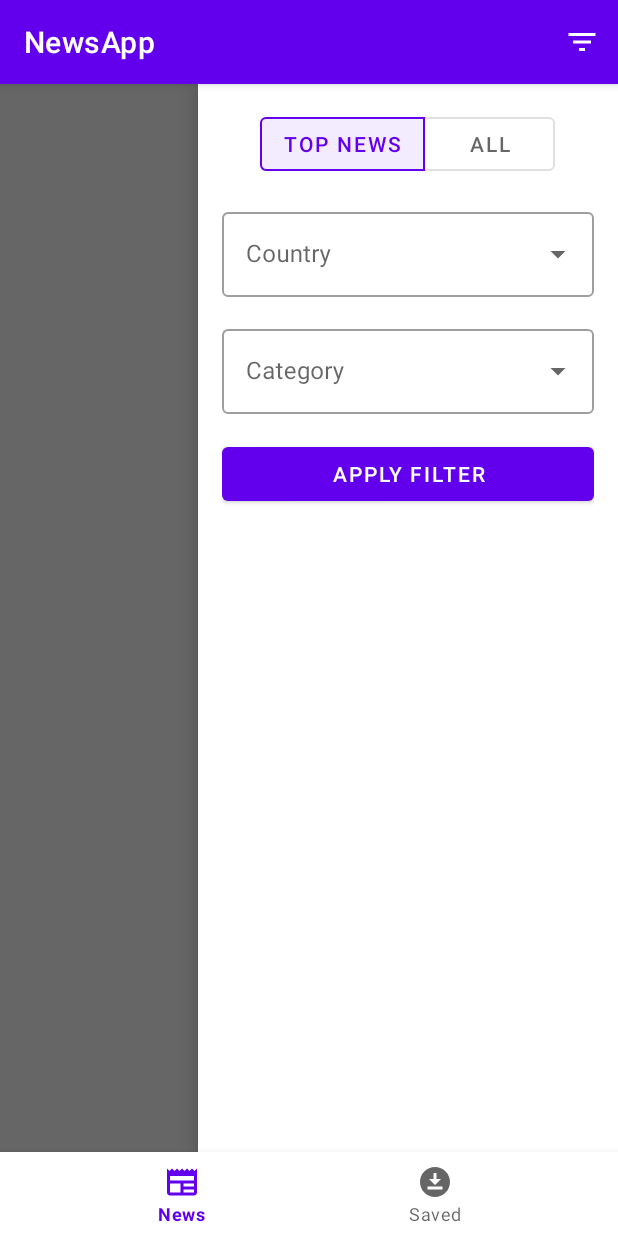
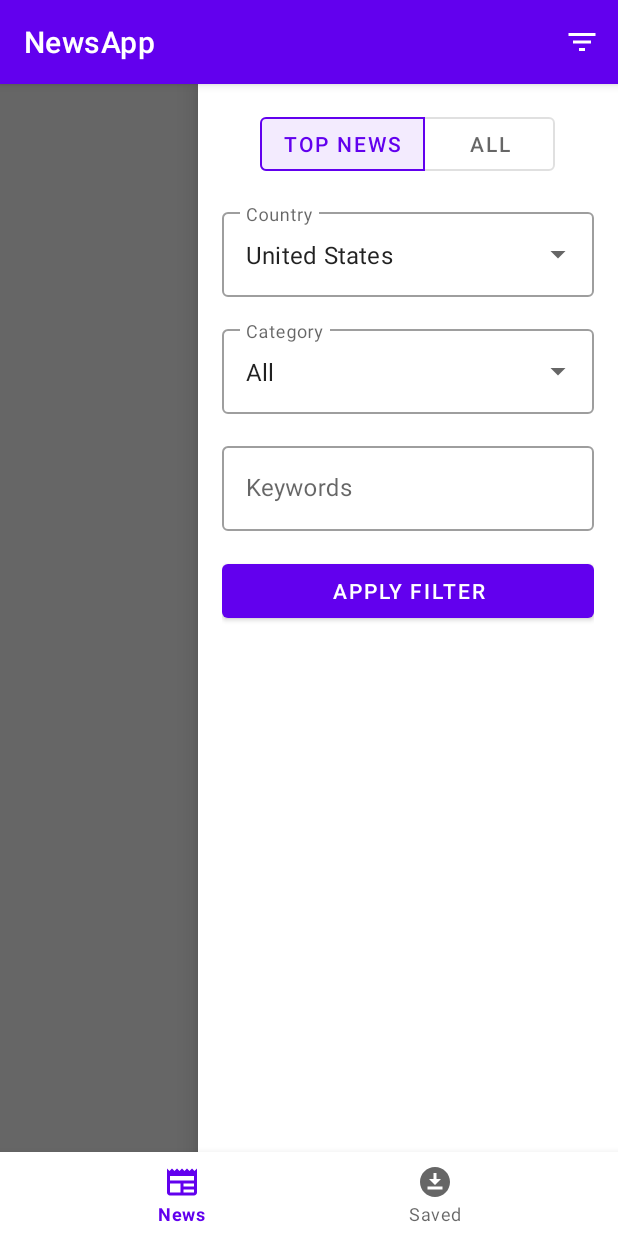
Before and after one commit to k-surtel/NewsApp, an Android app: the screen it shows after launch (MainActivity), after a tap on "APPLY FILTER", on a phone screen of 412 x 824 dp. Run offline under Robolectric (Android 15) with nearby library versions, the phone set to English and light mode, and no system bars; our stand-ins replace Dagger/Hilt's generated code, navigation-ui; pictures from the network do not load; 1 statement that could not run was skipped; 1 other tap on this screen came first.

```diff
--- a/app/src/main/java/com/ks/newsapp/data/NewsRepository.kt
+++ b/app/src/main/java/com/ks/newsapp/data/NewsRepository.kt
@@ -7,6 +7,7 @@ interface NewsRepository {
 
     suspend fun getNews(
         country: String?,
-        category: String?
+        category: String?,
+        keywords: String?
     ): Resource<NewsResponse>
 }
--- a/app/src/main/java/com/ks/newsapp/data/NewsRepositoryImpl.kt
+++ b/app/src/main/java/com/ks/newsapp/data/NewsRepositoryImpl.kt
@@ -13,10 +13,14 @@ class NewsRepositoryImpl @Inject constructor(
 
     override suspend fun getNews(
         country: String?,
-        category: String?
+        category: String?,
+        keywords: String?
     ): Resource<NewsResponse> {
         return try {
-            val response = newsApi.getTopNews(country = country, category = category)
+            val response = newsApi.getTopNews(
+                country = country,
+                category = category,
+                keywords = keywords)
             val result = response.body()
 
             if (response.isSuccessful && result != null) Resource.Success(result)
--- a/app/src/main/java/com/ks/newsapp/data/api/NewsApi.kt
+++ b/app/src/main/java/com/ks/newsapp/data/api/NewsApi.kt
@@ -20,6 +20,7 @@ interface NewsApi {
         @Query("apiKey") key: String = API_KEY,
         @Query("country") country: String?,
         @Query("category") category: String?,
+        @Query("q") keywords: String?,
         @Query("page") page: Int = 1
     ): Response<NewsResponse>
 }
--- a/app/src/main/java/com/ks/newsapp/ui/news/NewsFragment.kt
+++ b/app/src/main/java/com/ks/newsapp/ui/news/NewsFragment.kt
@@ -2,7 +2,6 @@ package com.ks.newsapp.ui.news
 
 import android.content.Intent
 import android.os.Bundle
-import android.util.Log
 import android.view.*
 import android.widget.ArrayAdapter
 import android.widget.AutoCompleteTextView
@@ -10,6 +9,7 @@ import androidx.fragment.app.Fragment
 import android.widget.Toast
 import androidx.fragment.app.viewModels
 import androidx.lifecycle.lifecycleScope
+import com.google.android.material.snackbar.Snackbar
 import com.ks.newsapp.R
 import com.ks.newsapp.databinding.FragmentNewsBinding
 import com.ks.newsapp.ui.adapters.ArticlesAdapter
@@ -19,7 +19,6 @@ import com.ks.newsapp.ui.news.Utils.mapCategory
 import com.ks.newsapp.ui.news.Utils.mapCountry
 import dagger.hilt.android.AndroidEntryPoint
 import kotlinx.coroutines.flow.collect
-import java.util.*
 
 @AndroidEntryPoint
 class NewsFragment : Fragment() {
@@ -33,35 +32,8 @@ class NewsFragment : Fragment() {
         setHasOptionsMenu(true)
         binding = FragmentNewsBinding.inflate(inflater)
         setupArticlesList()
-
-        binding.feedButtonGroup.check(R.id.top_news_button)
-        binding.feedButtonGroup.addOnButtonCheckedListener { group, checkedId, isChecked ->
-            if(!isChecked) return@addOnButtonCheckedListener
-            when(checkedId) {
-                R.id.top_news_button -> {
-                    binding.allNewsLayout.visibility = View.GONE
-                    binding.topNewsLayout.visibility = View.VISIBLE
-                }
-                R.id.all_news_button -> {
-                    binding.topNewsLayout.visibility = View.GONE
-                    binding.allNewsLayout.visibility = View.VISIBLE
-                }
-            }
-        }
-
-        val countriesList = resources.getStringArray(R.array.countries_array).asList()
-        val countriesAdapter = ArrayAdapter(requireContext(), R.layout.item_spinner, countriesList)
-        (binding.countrySpinner as? AutoCompleteTextView)?.setAdapter(countriesAdapter)
-
-        val categoriesList = resources.getStringArray(R.array.categories_array).asList()
-        val categoriesAdapter = ArrayAdapter(requireContext(), R.layout.item_spinner, categoriesList)
-        (binding.categorySpinner as? AutoCompleteTextView)?.setAdapter(categoriesAdapter)
-
-        binding.topNewsApplyFilterButton.setOnClickListener {
-            viewModel.country = mapCountry(binding.countrySpinner.text.toString())
-            viewModel.category = mapCategory(binding.categorySpinner.text.toString())
-            viewModel.getNews()
-        }
+        setupArticlesSourceChange()
+        setupTopNewsFilter()
 
         return binding.root
     }
@@ -97,6 +69,42 @@ class NewsFragment : Fragment() {
         }
     }
 
+    private fun setupArticlesSourceChange() {
+        binding.feedButtonGroup.check(R.id.top_news_button)
+        binding.feedButtonGroup.addOnButtonCheckedListener { group, checkedId, isChecked ->
+            if(!isChecked) return@addOnButtonCheckedListener
+            when(checkedId) {
+                R.id.top_news_button -> {
+                    binding.allNewsLayout.visibility = View.GONE
+                    binding.topNewsLayout.visibility = View.VISIBLE
+                }
+                R.id.all_news_button -> {
+                    binding.topNewsLayout.visibility = View.GONE
+                    binding.allNewsLayout.visibility = View.VISIBLE
+                }
+            }
+        }
+    }
+
+    private fun setupTopNewsFilter() {
+        val countriesList = resources.getStringArray(R.array.countries_array).asList()
+        val countriesAdapter = ArrayAdapter(requireContext(), R.layout.item_spinner, countriesList)
+        (binding.countrySpinner as? AutoCompleteTextView)?.setAdapter(countriesAdapter)
+
+        val categoriesList = resources.getStringArray(R.array.categories_array).asList()
+        val categoriesAdapter = ArrayAdapter(requireContext(), R.layout.item_spinner, categoriesList)
+        (binding.categorySpinner as? AutoCompleteTextView)?.setAdapter(categoriesAdapter)
+
+        binding.topNewsApplyFilterButton.setOnClickListener {
+            viewModel.topCountry = mapCountry(binding.countrySpinner.text.toString())
+            viewModel.topCategory = mapCategory(binding.categorySpinner.text.toString())
+            viewModel.topKeywords = binding.keywords.text.toString()
+
+            if(viewModel.isTopNewsDataValid()) viewModel.getNews()
+            else Snackbar.make(binding.root, R.string.top_news_no_params, Snackbar.LENGTH_LONG).show()
+        }
+    }
+
     override fun onCreateOptionsMenu(menu: Menu, inflater: MenuInflater) {
         inflater.inflate(R.menu.action_bar_menu, menu)
     }
--- a/app/src/main/java/com/ks/newsapp/ui/news/NewsViewModel.kt
+++ b/app/src/main/java/com/ks/newsapp/ui/news/NewsViewModel.kt
@@ -5,7 +5,6 @@ import androidx.lifecycle.viewModelScope
 import com.ks.newsapp.data.NewsRepository
 import com.ks.newsapp.data.api.Resource
 import com.ks.newsapp.data.models.Article
-import com.ks.newsapp.data.models.Source
 import dagger.hilt.android.lifecycle.HiltViewModel
 import kotlinx.coroutines.flow.MutableStateFlow
 import kotlinx.coroutines.flow.StateFlow
@@ -17,9 +16,20 @@ class NewsViewModel @Inject constructor(
     private val repository: NewsRepository
 ) : ViewModel() {
 
-    var country: String? = "us"
-    var category: String? = null
+    var topCountry: String? = "us"
+    var topCategory: String? = null
+    var topKeywords: String? = null
 
+    fun isTopNewsDataValid(): Boolean {
+        return !(topCountry.isNullOrBlank() && topCategory.isNullOrBlank() && topKeywords.isNullOrBlank())
+    }
+
+    var domains: String? = null
+    var keywords: String? = null
+    var excludeDomains: String? = null
+    var from: String? = null
+    var to: String? = null
+    var language: String? = null
 
     sealed class NewsEvent {
         class Success(val articles: List<Article>): NewsEvent()
@@ -31,7 +41,7 @@ class NewsViewModel @Inject constructor(
     val getNewsEvent: StateFlow<NewsEvent> = _getNewsEvent
 
     fun getNews() = viewModelScope.launch {
-        when (val newsResponse = repository.getNews(country, category)) {
+        when (val newsResponse = repository.getNews(topCountry, topCategory, topKeywords)) {
             is Resource.Error -> {
                 _getNewsEvent.value = NewsEvent.Failure(newsResponse.message!!)
             }
--- a/app/src/main/res/layout/fragment_news.xml
+++ b/app/src/main/res/layout/fragment_news.xml
@@ -75,6 +75,7 @@
                         android:id="@+id/country_spinner"
                         android:layout_width="match_parent"
                         android:layout_height="wrap_content"
+                        android:text="@string/united_states"
                         android:inputType="none" />
                 </com.google.android.material.textfield.TextInputLayout>
 
@@ -88,7 +89,20 @@
                         android:id="@+id/category_spinner"
                         android:layout_width="match_parent"
                         android:layout_height="wrap_content"
+                        android:text="@string/all"
                         android:inputType="none" />
+                </com.google.android.material.textfield.TextInputLayout>
+
+                <com.google.android.material.textfield.TextInputLayout
+                    style="@style/Widget.MaterialComponents.TextInputLayout.OutlinedBox"
+                    android:layout_width="match_parent"
+                    android:layout_height="wrap_content"
+                    android:hint="@string/keywords"
+                    android:paddingBottom="16dp">
+                    <com.google.android.material.textfield.TextInputEditText
+                        android:id="@+id/keywords"
+                        android:layout_width="match_parent"
+                        android:layout_height="wrap_content" />
                 </com.google.android.material.textfield.TextInputLayout>
 
 
--- a/app/src/main/res/values/strings.xml
+++ b/app/src/main/res/values/strings.xml
@@ -10,4 +10,7 @@
     <string name="apply_filter">Apply filter</string>
     <string name="country">Country</string>
     <string name="category">Category</string>
+    <string name="keywords">Keywords</string>
+    <string name="united_states">United States</string>
+    <string name="top_news_no_params">Too many search results. Please set at least one filter parameter.</string>
 </resources>
```
